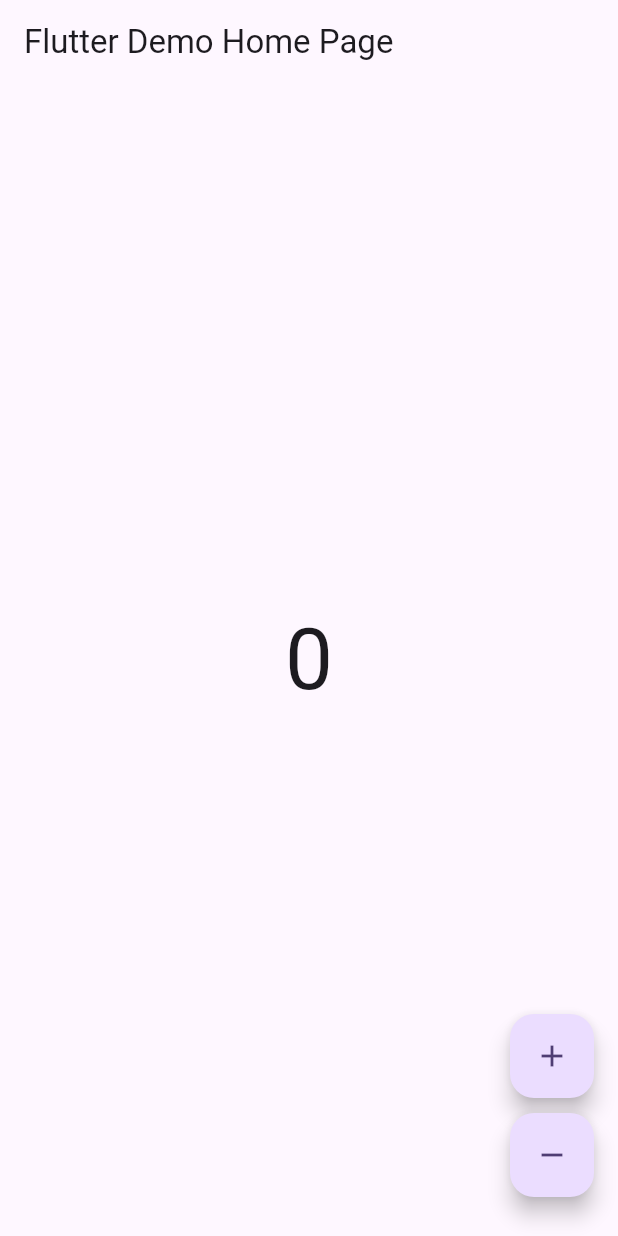
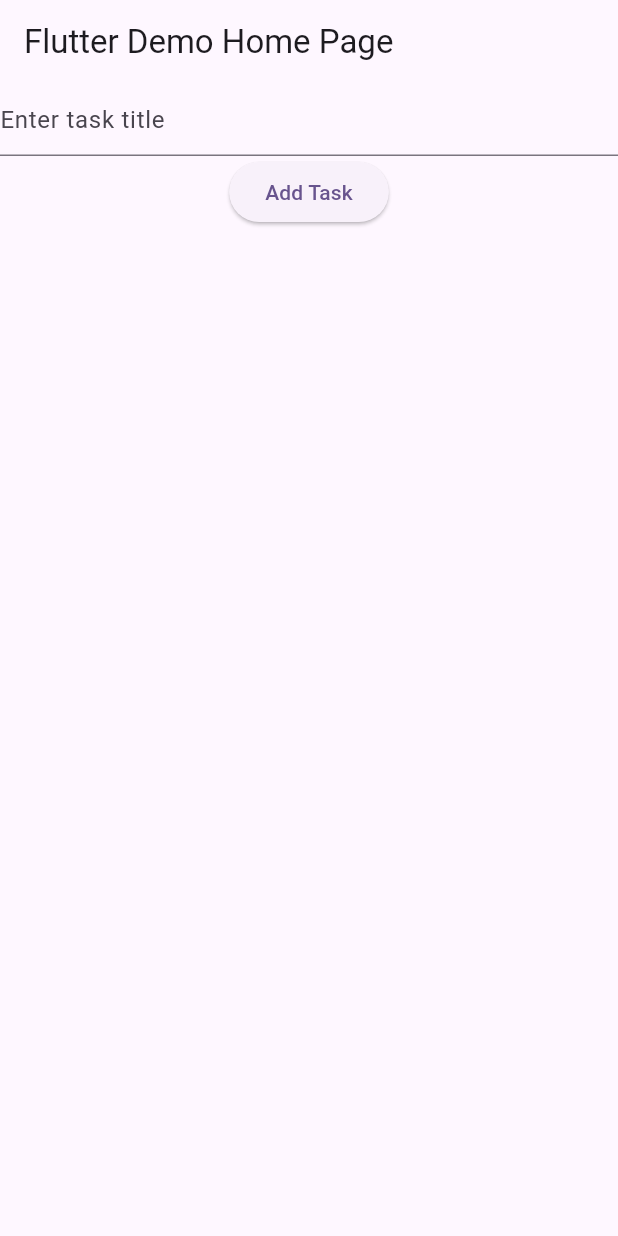
Before and after one commit to mostafaramadanhamed/boo, a Flutter app: the screen it shows after launch, on a phone screen of 412 x 824 dp. Run offline on Flutter 3.47's test engine with Material 3 defaults, Android fonts, the phone set to English and light mode, and no system bars; our stand-ins replace equatable, flutter_bloc.

```diff
--- a/lib/controllers/cubit/task_cubit.dart
+++ b/lib/controllers/cubit/task_cubit.dart
@@ -8,7 +8,8 @@ part 'task_state.dart';
 class TaskCubit extends Cubit<TaskState> {
   TaskCubit() : super(TaskInitial());
 
-  void addTask(TaskModel task) {
+  void addTask(String title) {
+    final task = TaskModel(id: DateTime.now().millisecondsSinceEpoch, title: title, isCompleted: false);
     emit(UpdateTask([...state.tasks, task]));
   }
   void removeTask(int id) {
--- a/lib/main.dart
+++ b/lib/main.dart
@@ -1,8 +1,9 @@
-import 'package:boo/controllers/bloc/counter_bloc.dart';
+import 'package:boo/controllers/cubit/task_cubit.dart';
 
 import 'package:flutter/material.dart';
 import 'package:flutter_bloc/flutter_bloc.dart';
 
+import 'models/task_model.dart';
 
 void main() {
   runApp(const MyApp());
@@ -20,66 +21,67 @@ class MyApp extends StatelessWidget {
         colorScheme: ColorScheme.fromSeed(seedColor: Colors.deepPurple),
         useMaterial3: true,
       ),
-      home: const MyHomePage(),
+      home: MyHomePage(),
     );
   }
 }
 
 class MyHomePage extends StatelessWidget {
-  const MyHomePage({
+  MyHomePage({
     super.key,
   });
-
+  final TextEditingController controller = TextEditingController();
   @override
   Widget build(BuildContext context) {
-    print('MyHomePage build method called');
-    return BlocProvider(
-      create: (context) => CounterBloc(),
-      child: Scaffold(
-        appBar: AppBar(
-          title: const Text('Flutter Demo Home Page'),
-        ),
-        body: Center(
-          child: Column(
-            mainAxisAlignment: MainAxisAlignment.center,
-            children: <Widget>[
-              BlocBuilder<CounterBloc, CounterState>(
-                builder: (context, state) {
-                  print('BlocBuilder rebuilds with state: $state');
-                  return Text(
-                    state.count.toString(),
-                    style: Theme.of(context).textTheme.displayLarge,
-                  );
-                },
-              ),
-              // Here you can add a counter widget to display the count
-            ],
-          ),
-        ),
-        floatingActionButton: BlocBuilder<CounterBloc, CounterState>(
+    return Scaffold(
+      appBar: AppBar(
+        title: const Text('Flutter Demo Home Page'),
+      ),
+      body: BlocProvider(
+        create: (context) => TaskCubit(),
+        child: BlocBuilder<TaskCubit, TaskState>(
           builder: (context, state) {
+            final cubitController = context.read<TaskCubit>();
             return Column(
-              mainAxisAlignment: MainAxisAlignment.end,
               children: [
-                FloatingActionButton(
+                TextField(
+                  controller: controller,
+                  decoration: const InputDecoration(
+                    hintText: 'Enter task title',
+                  ),
+                ),
+                ElevatedButton(
                   onPressed: () {
-                    // Here you can add the logic to increment the counter
-                    context.read<CounterBloc>().add(IncrementEvent());
+                    if (controller.text.isEmpty) return;
+                    cubitController.addTask(controller.text);
+                    controller.clear();
                   },
-                  tooltip: 'Increment',
-                  child: const Icon(Icons.add),
+                  child: const Text('Add Task'),
                 ),
-                const SizedBox(height: 10), // Add some space between buttons
-                FloatingActionButton(
-                  onPressed: () {
-                    // Here you can add the logic to decrement the counter
-                    context.read<CounterBloc>().add(DecrementEvent());
-                  },
-                  tooltip: 'Decrement',
-                  child: const Icon(Icons.remove),
+                Expanded(
+                  child: ListView.builder(
+                    itemCount: state.tasks.length,
+                    itemBuilder: (context, index) {
+                      return ListTile(
+                        title: Text(state.tasks[index].title),
+                        trailing: IconButton(
+                          icon: const Icon(Icons.delete),
+                          onPressed: () {
+                           cubitController
+                                .removeTask(state.tasks[index].id);
+                          },
+                        ),
+                        leading: Checkbox(
+                          value: state.tasks[index].isCompleted,
+                          onChanged: (value) {
+                          cubitController
+                                .toggleTask(state.tasks[index].id);
+                          },
+                        ),
+                      );
+                    },
+                  ),
                 ),
-                const SizedBox(height: 10), // Add some space between buttons
-
               ],
             );
           },
```
